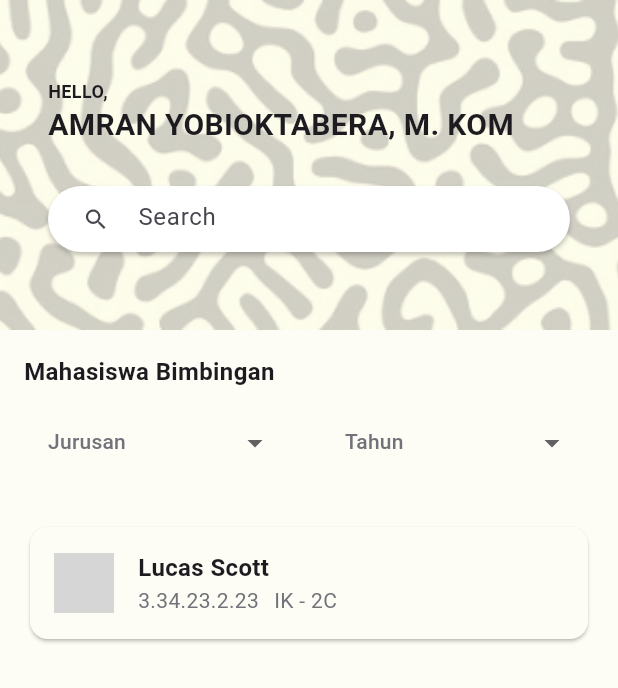
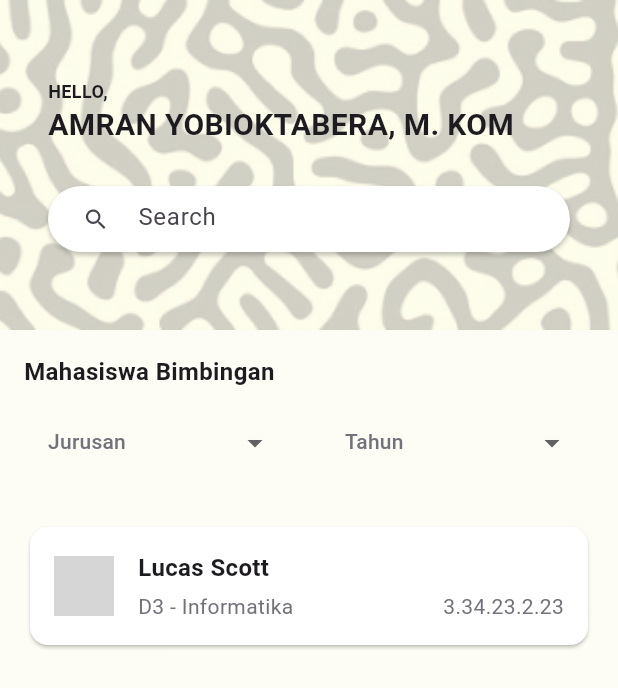
Before and after one commit to Kevin5621/Sitama, a Flutter app: the LecturerHomeContent screen opened directly, on a phone screen of 412 x 824 dp. Shown: the top 688 px of the screen. Run offline on Flutter 3.47's test engine with Material 3 defaults, Android fonts, the phone set to English and light mode, and no system bars; drawn by our look-alikes of dropdown_button2; our stand-ins replace dartz, dio, flutter_bloc, flutter_svg, get_it, logger and 1 more; accounts and stored records are empty; network calls fail; grey boxes are pictures that could not be loaded.

Commit message:
fixing naming card +jurusan&nim

```diff
--- a/lib/core/constansts/api_urls.dart
+++ b/lib/core/constansts/api_urls.dart
@@ -1,5 +1,5 @@
 class ApiUrls {
-  static const baseUrl = 'http://192.168.56.1:8000/api/';
+  static const baseUrl = 'http://192.168.36.1:8000/api/';
   static const login = '${baseUrl}login';
   static const studentHome = '${baseUrl}student/home';
   static const studentGuidance = '${baseUrl}student/guidance';
--- /dev/null
+++ b/lib/domain/repository/lecturer.dart
@@ -0,0 +1 @@
+//TODO isi
--- a/lib/presenstation/lecturer/home/pages/lecturer_home.dart
+++ b/lib/presenstation/lecturer/home/pages/lecturer_home.dart
@@ -75,8 +75,8 @@ class LecturerHomeContent extends StatelessWidget {
                 StudentCard(
                   imageUrl: 'https://picsum.photos/200/300',
                   name: 'Lucas Scott',
+                  jurusan: 'D3 - Informatika',
                   nim: '3.34.23.2.23',
-                  kelas: 'IK - 2C',
                 ),
               ],
             ),
--- a/lib/presenstation/lecturer/home/widgets/student_card.dart
+++ b/lib/presenstation/lecturer/home/widgets/student_card.dart
@@ -5,15 +5,15 @@ import 'package:sistem_magang/presenstation/lecturer/detail_student/pages/detail
 class StudentCard extends StatelessWidget {
   final String imageUrl;
   final String name;
+  final String jurusan;
   final String nim;
-  final String kelas;
 
   const StudentCard({
     Key? key,
     required this.imageUrl,
     required this.name,
+    required this.jurusan,
     required this.nim,
-    required this.kelas,
   }) : super(key: key);
 
   @override
@@ -25,7 +25,7 @@ class StudentCard extends StatelessWidget {
       },
       child: Card(
         elevation: 1,
-        color: AppColors.background,
+        color: AppColors.white,
         child: Padding(
           padding: const EdgeInsets.all(16.0),
           child: Row(
@@ -42,7 +42,8 @@ class StudentCard extends StatelessWidget {
                 ),
               ),
               const SizedBox(width: 16),
-              Column(
+              Expanded(
+                child: Column(
                   crossAxisAlignment: CrossAxisAlignment.start,
                   children: [
                     Text(
@@ -52,8 +53,17 @@ class StudentCard extends StatelessWidget {
                         fontWeight: FontWeight.bold,
                       ),
                     ),
+                    SizedBox(height: 4),
                     Row(
+                      mainAxisAlignment: MainAxisAlignment.spaceBetween,
                       children: [
+                        Text(
+                          jurusan,
+                          style: TextStyle(
+                            fontSize: 14,
+                            color: Color(0xFF71727A),
+                          ),
+                        ),
                         Text(
                           nim,
                           style: TextStyle(
@@ -61,17 +71,10 @@ class StudentCard extends StatelessWidget {
                             color: Color(0xFF71727A),
                           ),
                         ),
-                      SizedBox(width: 10),
-                      Text(
-                        kelas,
-                        style: TextStyle(
-                          fontSize: 14,
-                          color: Color(0xFF71727A),
-                        ),
+                      ],
                     ),
                   ],
-                  )
-                ],
+                ),
               ),
             ],
           ),
```
Lines whose indentation alone changed are shown as unchanged.
